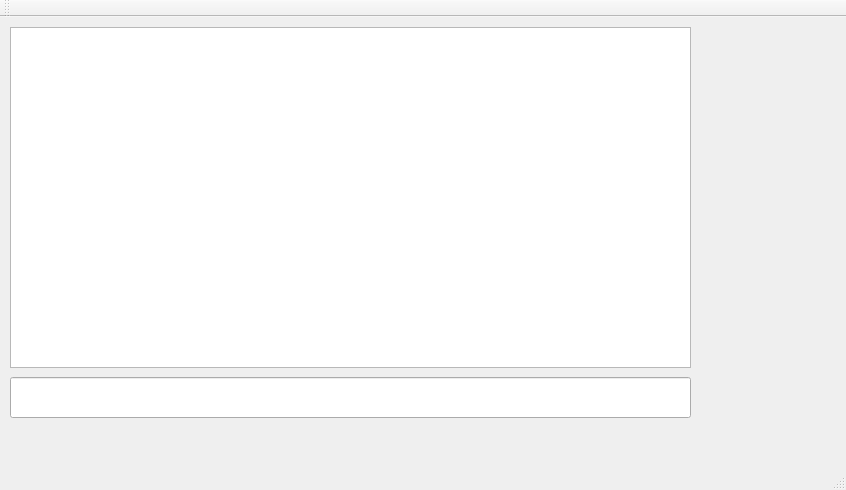
Qt form mainwindow.ui (drgoebbels/sabot) before a commit.
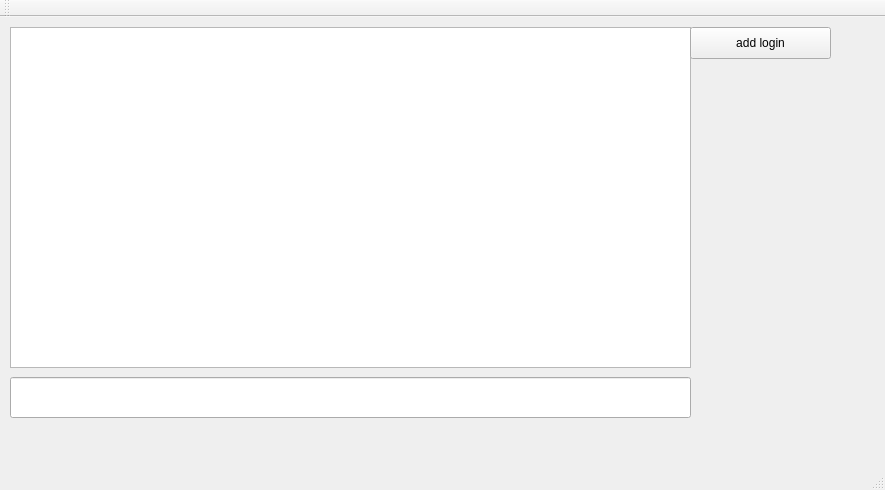
The same form after that commit.

The edit to the form file:
```diff
--- a/mainwindow.ui
+++ b/mainwindow.ui
@@ -6,7 +6,7 @@
    <rect>
     <x>0</x>
     <y>0</y>
-    <width>846</width>
+    <width>885</width>
     <height>490</height>
    </rect>
   </property>
@@ -43,6 +43,19 @@
      </rect>
     </property>
    </widget>
+   <widget class="QPushButton" name="addLogin">
+    <property name="geometry">
+     <rect>
+      <x>690</x>
+      <y>10</y>
+      <width>141</width>
+      <height>32</height>
+     </rect>
+    </property>
+    <property name="text">
+     <string>add login</string>
+    </property>
+   </widget>
   </widget>
   <widget class="QMenuBar" name="menuBar">
    <property name="geometry">
```
Left out of the diff: 2 changed lines with no effect on the pictures.
